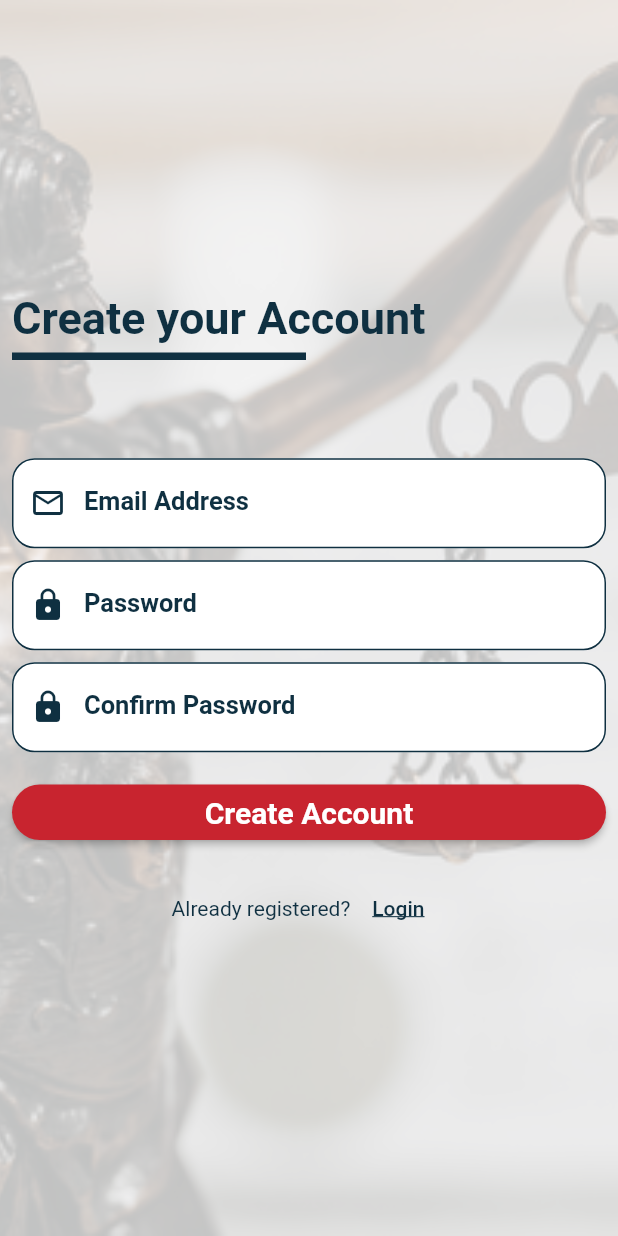
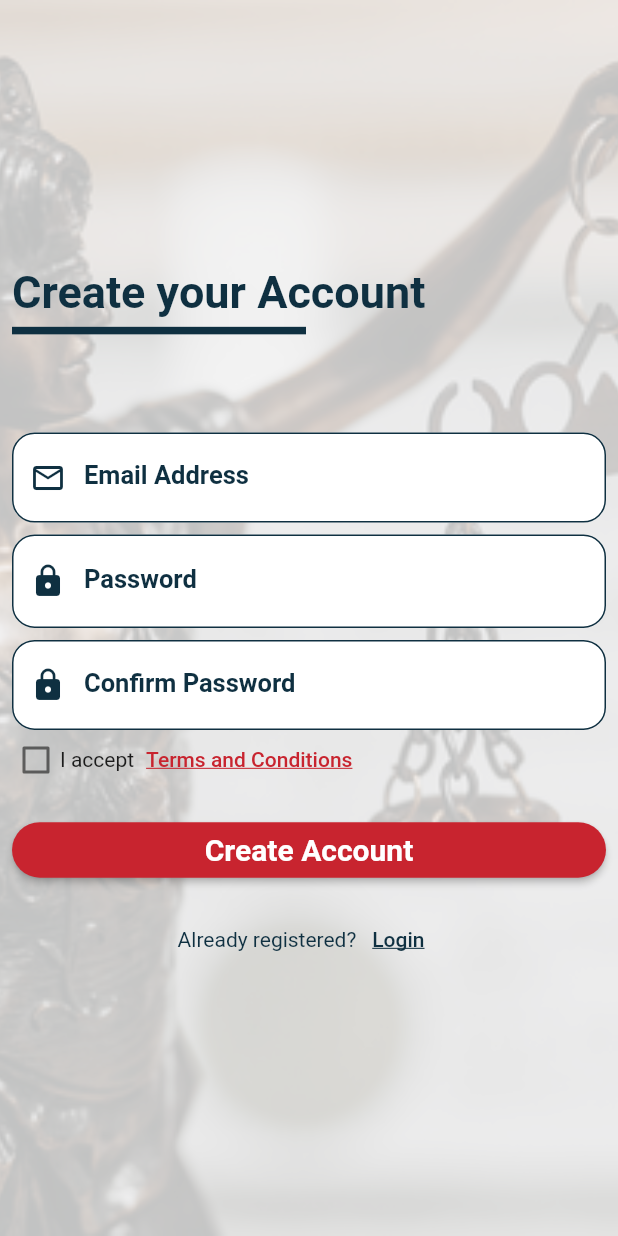
Before and after one commit to bobcop88/law-client-app, a Flutter app: the screen it shows after launch, after a tap on "Create Account", on a phone screen of 412 x 824 dp. Run offline on Flutter 3.47's test engine with Material 2 defaults, Android fonts, the phone set to English and light mode, and no system bars; our stand-ins replace cloud_firestore, email_validator, firebase_auth, firebase_core, firebase_storage, flutter_native_splash and 2 more; accounts and stored records are empty; generated files the repository leaves out were written again.

Commit message:
client-app

```diff
--- a/lib/pages/register_page/register.dart
+++ b/lib/pages/register_page/register.dart
@@ -20,6 +20,8 @@ class _RegisterPageState extends State<RegisterPage> {
   final emailController = TextEditingController();
   final passwordController = TextEditingController();
   final passwordConfirmationController = TextEditingController();
+  bool acceptTerms = false;
+  bool termsError = false;
 
   @override
   Widget build(BuildContext context) {
@@ -69,7 +71,7 @@ class _RegisterPageState extends State<RegisterPage> {
                     key: loginFormKey,
                     child: Column(
                       children: [
-                        SizedBox(
+                        const SizedBox(
                           height: 10.0,
                         ),
                         TextFormField(
@@ -125,9 +127,9 @@ class _RegisterPageState extends State<RegisterPage> {
                               // fontWeight: FontWeight.bold,
                             ),
                           ),
-                          style: TextStyle(
+                          style: const TextStyle(
                               color: Color.fromRGBO(15, 48, 65, 1),
-                              fontWeight: FontWeight.bold,
+                              // fontWeight: FontWeight.bold,
                               fontSize: 17.0),
                           autovalidateMode: AutovalidateMode.onUserInteraction,
                           validator: (email) =>
@@ -135,7 +137,7 @@ class _RegisterPageState extends State<RegisterPage> {
                                   ? 'Enter a valid email address'
                                   : null,
                         ),
-                        SizedBox(
+                        const SizedBox(
                           height: 8.0,
                         ),
                         TextFormField(
@@ -144,12 +146,12 @@ class _RegisterPageState extends State<RegisterPage> {
                           decoration: InputDecoration(
                             filled: true,
                             fillColor: Colors.white,
-                            prefixIcon: Icon(
+                            prefixIcon: const Icon(
                               Icons.lock,
                               color: Color.fromRGBO(15, 48, 65, 1),
                             ),
                             labelText: 'Password',
-                            labelStyle: TextStyle(
+                            labelStyle: const TextStyle(
                                 color: Color.fromRGBO(15, 48, 65, 1),
                                 fontSize: 17.0,
                                 fontWeight: FontWeight.bold),
@@ -159,11 +161,11 @@ class _RegisterPageState extends State<RegisterPage> {
                                 _hidePassword
                                     ? Icons.visibility_outlined
                                     : Icons.visibility_off_outlined,
-                                size: 15.0,
-                                color: Color.fromRGBO(15, 48, 65, 1),
+                                size: 18.0,
+                                color: const Color.fromRGBO(15, 48, 65, 1),
                               ),
                             ),
-                            focusedBorder: OutlineInputBorder(
+                            focusedBorder: const OutlineInputBorder(
                               borderRadius:
                                   BorderRadius.all(Radius.circular(15.0)),
                               borderSide: BorderSide(
@@ -171,7 +173,7 @@ class _RegisterPageState extends State<RegisterPage> {
                                   width: 1.0,
                                   style: BorderStyle.solid),
                             ),
-                            enabledBorder: OutlineInputBorder(
+                            enabledBorder: const OutlineInputBorder(
                               borderRadius:
                                   BorderRadius.all(Radius.circular(15.0)),
                               borderSide: BorderSide(
@@ -179,7 +181,7 @@ class _RegisterPageState extends State<RegisterPage> {
                                   width: 1.0,
                                   style: BorderStyle.solid),
                             ),
-                            focusedErrorBorder: OutlineInputBorder(
+                            focusedErrorBorder: const OutlineInputBorder(
                               borderRadius:
                                   BorderRadius.all(Radius.circular(15.0)),
                               borderSide: BorderSide(
@@ -187,7 +189,7 @@ class _RegisterPageState extends State<RegisterPage> {
                                   width: 1.0,
                                   style: BorderStyle.solid),
                             ),
-                            errorBorder: OutlineInputBorder(
+                            errorBorder: const OutlineInputBorder(
                               borderRadius:
                                   BorderRadius.all(Radius.circular(15.0)),
                               borderSide: BorderSide(
@@ -196,9 +198,9 @@ class _RegisterPageState extends State<RegisterPage> {
                                   style: BorderStyle.solid),
                             ),
                           ),
-                          style: TextStyle(
+                          style: const TextStyle(
                               color: Color.fromRGBO(15, 48, 65, 1),
-                              fontWeight: FontWeight.bold,
+                              // fontWeight: FontWeight.bold,
                               fontSize: 17.0),
                           autovalidateMode: AutovalidateMode.onUserInteraction,
                           obscureText: _hidePassword,
@@ -207,7 +209,7 @@ class _RegisterPageState extends State<RegisterPage> {
                                   ? 'Enter min. 6 characters'
                                   : null,
                         ),
-                        SizedBox(
+                        const SizedBox(
                           height: 8.0,
                         ),
                         TextFormField(
@@ -258,9 +260,9 @@ class _RegisterPageState extends State<RegisterPage> {
                                     style: BorderStyle.solid),
                               ),
                             ),
-                            style: TextStyle(
+                            style: const TextStyle(
                                 color: Color.fromRGBO(15, 48, 65, 1),
-                                fontWeight: FontWeight.bold,
+                                // fontWeight: FontWeight.bold,
                                 fontSize: 17.0),
                             autovalidateMode:
                                 AutovalidateMode.onUserInteraction,
@@ -269,7 +271,63 @@ class _RegisterPageState extends State<RegisterPage> {
                                     value != passwordController.text
                                 ? 'Password not matching. Please retry'
                                 : null),
-                        SizedBox(
+                        // const SizedBox(
+                        //   height: 10.0,
+                        // ),
+                        Row(
+                          children: [
+                            Checkbox(
+                              value: acceptTerms,
+                              onChanged: (bool? value) {
+                                setState(() {
+                                  acceptTerms = value!;
+                                });
+                              },
+                              materialTapTargetSize:
+                                  MaterialTapTargetSize.shrinkWrap,
+                              visualDensity: VisualDensity.compact,
+                              checkColor: Colors.white,
+                              fillColor:
+                                  MaterialStateProperty.resolveWith((states) {
+                                if (states.contains(MaterialState.selected)) {
+                                  return const Color.fromRGBO(200, 36, 47, 1);
+                                }
+                              }),
+                            ),
+                            const Text('I accept'),
+                            TextButton(
+                              onPressed: () {},
+                              style: const ButtonStyle(
+                                visualDensity: VisualDensity.compact,
+                              ),
+                              child: const Text(
+                                'Terms and Conditions',
+                                style: TextStyle(
+                                  decoration: TextDecoration.underline,
+                                  color: Color.fromRGBO(200, 36, 47, 1),
+                                ),
+                              ),
+                            ),
+                          ],
+                        ),
+                        Row(
+                          children: [
+                            Padding(
+                              padding: const EdgeInsets.only(left: 10.0),
+                              child: Visibility(
+                                visible: termsError,
+                                child: Text(
+                                  'Please accept Terms and Conditions',
+                                  style: TextStyle(
+                                    color: Colors.red[700],
+                                    fontSize: 12.0,
+                                  ),
+                                ),
+                              ),
+                            ),
+                          ],
+                        ),
+                        const SizedBox(
                           height: 20.0,
                         ),
                         Row(
@@ -279,14 +337,14 @@ class _RegisterPageState extends State<RegisterPage> {
                                 onPressed: signUp,
                                 style: ButtonStyle(
                                     padding: MaterialStateProperty.all(
-                                        EdgeInsets.all(15)),
+                                        const EdgeInsets.all(15)),
                                     shape: MaterialStateProperty.all(
                                         RoundedRectangleBorder(
                                             borderRadius:
                                                 BorderRadius.circular(20)))),
                                 child: Text(
                                   AppLocalizations.of(context)!.sp_register_btn,
-                                  style: TextStyle(
+                                  style: const TextStyle(
                                     fontSize: 20.0,
                                     fontWeight: FontWeight.bold,
                                   ),
@@ -295,7 +353,7 @@ class _RegisterPageState extends State<RegisterPage> {
                             ),
                           ],
                         ),
-                        SizedBox(
+                        const SizedBox(
                           height: 20.0,
                         ),
                         Row(
@@ -304,21 +362,23 @@ class _RegisterPageState extends State<RegisterPage> {
                             Text(
                               AppLocalizations.of(context)!
                                   .register_page_already_registered,
-                              style: TextStyle(
+                              style: const TextStyle(
                                   color: Color.fromRGBO(15, 48, 65, 1)),
                             ),
                             TextButton(
+                              onPressed: () {
+                                Navigator.of(context).push(MaterialPageRoute(
+                                    builder: ((context) => const LoginPage())));
+                              },
+                              style: const ButtonStyle(
+                                  visualDensity: VisualDensity.compact),
                               child: Text(
                                 AppLocalizations.of(context)!.sp_login_btn,
-                                style: TextStyle(
+                                style: const TextStyle(
                                   color: Color.fromRGBO(15, 48, 65, 1),
                                   decoration: TextDecoration.underline,
                                 ),
                               ),
-                              onPressed: () {
-                                Navigator.of(context).push(MaterialPageRoute(
-                                    builder: ((context) => LoginPage())));
-                              },
                             ),
                           ],
                         ),
@@ -343,6 +403,12 @@ class _RegisterPageState extends State<RegisterPage> {
   Future signUp() async {
     final isValid = loginFormKey.currentState!.validate();
     if (!isValid) return;
+    if (!acceptTerms) {
+      setState(() {
+        termsError = true;
+      });
+      return;
+    }
 
     showDialog(
       context: context,
--- a/lib/pages/start_page/start_page.dart
+++ b/lib/pages/start_page/start_page.dart
@@ -125,6 +125,9 @@ class _StartPageState extends State<StartPage> {
                   Text(AppLocalizations.of(context)!.sp_developed),
                 ],
               ),
+              const SizedBox(
+                height: 10.0,
+              ),
             ],
           ),
         ),
```
Also changed, not shown: lib/pages/app_pages/my_services_page.dart (added, +65 -0 lines), lib/pages/app_pages/profile_page.dart (+4 -4 lines), lib/pages/app_pages/services/my_services_completed.dart (added, +17 -0 lines), lib/pages/app_pages/services/my_services_pending.dart (added, +79 -0 lines), lib/pages/homepage/home_page.dart (+8 -0 lines), lib/pages/login_page/login_page.dart (+32 -12 lines).
